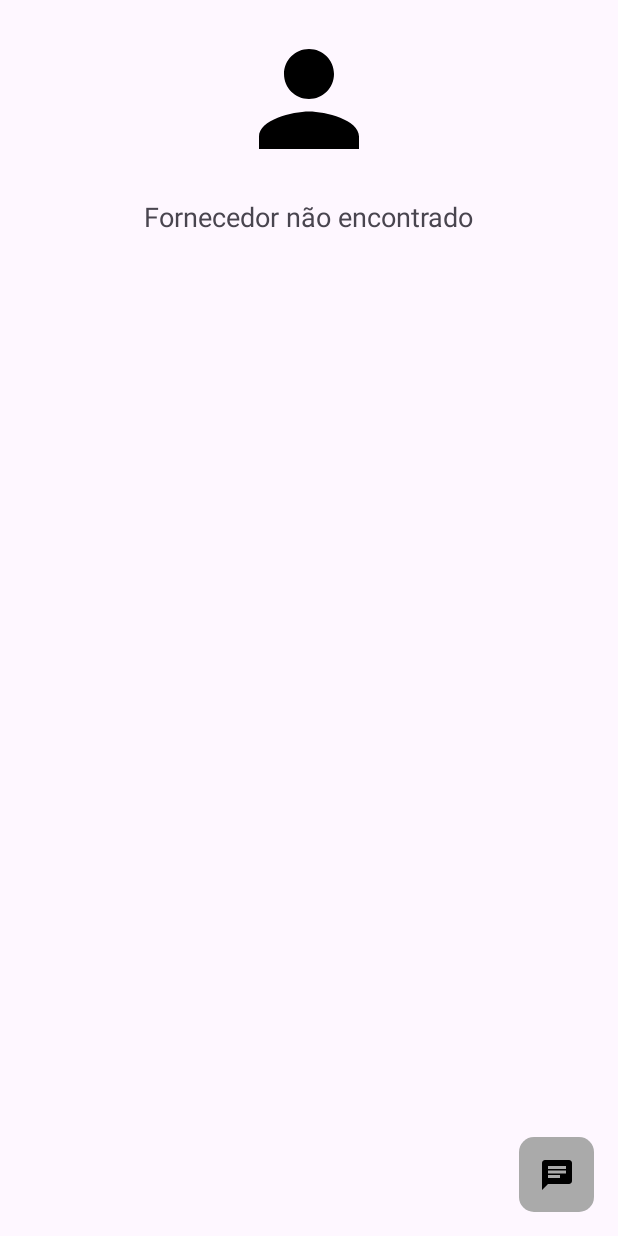
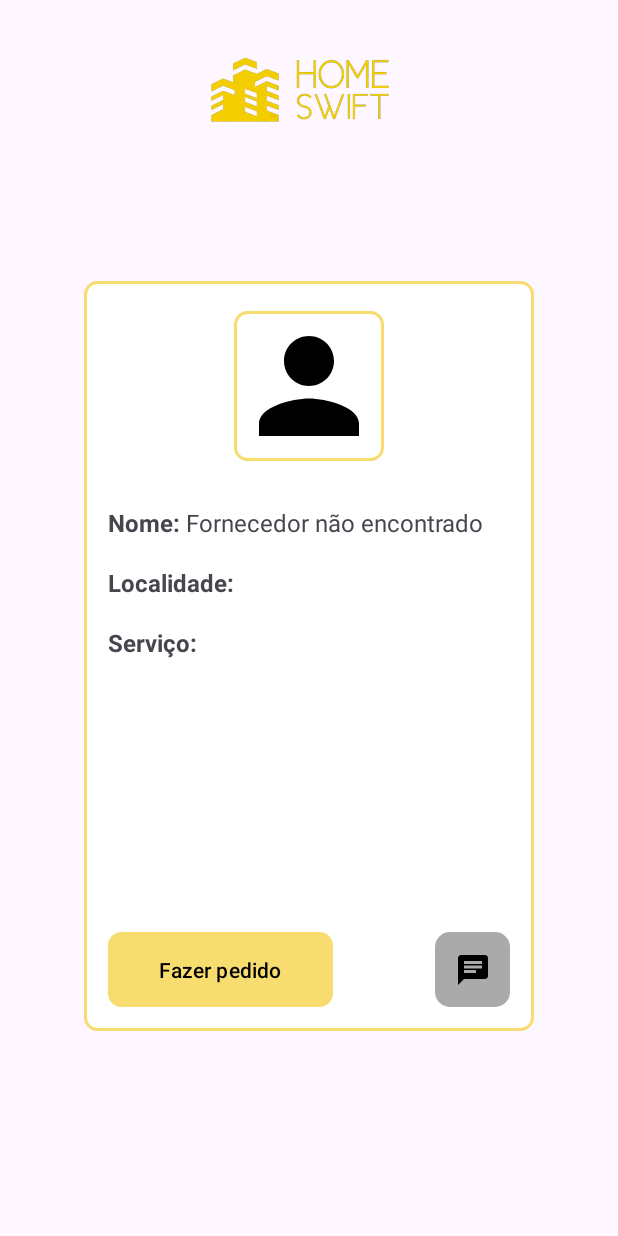
Before and after one commit to marcosv79/HomeSwift, an Android app: the ProviderPageActivity screen opened directly, with no data from a screen before it, on a phone screen of 412 x 824 dp. Run offline under Robolectric (Android 15) with nearby library versions, the phone set to English and light mode, and no system bars; our stand-ins replace Room's generated code.

Commit message:
layout e botão de pedidos (lógica não implementada)

```diff
--- a/app/src/main/java/pt/ipca/hs/ProviderPageActivity.kt
+++ b/app/src/main/java/pt/ipca/hs/ProviderPageActivity.kt
@@ -29,35 +29,31 @@ class ProviderPageActivity : AppCompatActivity() {
 
         val messagesButton = findViewById<ImageButton>(R.id.messagesbutamc)
         messagesButton.setOnClickListener {
-            // Ao clicar no botão, iniciar outra atividade ou fragmento
-            // Exemplo de iniciar outra atividade:
             val intent = Intent(this, Chat_Layout::class.java)
             startActivity(intent)
-
-            // Ou exemplo de iniciar um fragmento:
-            // val fragment = NovoFragmento()
-            // supportFragmentManager.beginTransaction().replace(R.id.container, fragment).commit()
         }
     }
 
     private fun updateUI(selectedProvider: User?) {
         val providerImageView = findViewById<ImageView>(R.id.providerImageView)
         val providerNameTextView = findViewById<TextView>(R.id.providerNameTextView)
-        val providerAddressTextView = findViewById<TextView>(R.id.providerAddressTextView)
+        val providerLocationTextView = findViewById<TextView>(R.id.providerLocationTextView)
+        val providerServiceTextView = findViewById<TextView>(R.id.providerServiceTextView)
 
         if (selectedProvider != null) {
             val providerName = selectedProvider.name
-            val providerAddress = selectedProvider.address
+            val providerAddress = selectedProvider.location
+            val providerService = selectedProvider.service
 
-            // Substitua ic_default_provider_icon pelo recurso real da imagem
             providerImageView.setImageResource(R.drawable.baseline_person_24)
             providerNameTextView.text = providerName
-            providerAddressTextView.text = providerAddress
+            providerLocationTextView.text = providerAddress
+            providerServiceTextView.text = providerService
         } else {
-            // Se o fornecedor não for encontrado, você pode exibir uma mensagem apropriada
             providerImageView.setImageResource(R.drawable.baseline_person_24)
             providerNameTextView.text = "Fornecedor não encontrado"
-            providerAddressTextView.text = ""
+            providerLocationTextView.text = ""
+            providerServiceTextView.text = ""
         }
     }
 }
--- a/app/src/main/res/layout/activity_chat_layout.xml
+++ b/app/src/main/res/layout/activity_chat_layout.xml
@@ -39,7 +39,7 @@
             android:layout_toStartOf="@+id/sendButton"
             android:layout_alignParentStart="true"
             android:layout_alignParentLeft="true"
-            android:hint="Escreva a Mensagem..."
+            android:hint="Escrever..."
             android:layout_centerVertical="true"
             android:layout_alignBaseline="@+id/sendButton" />
 
--- a/app/src/main/res/layout/activity_provider_page.xml
+++ b/app/src/main/res/layout/activity_provider_page.xml
@@ -8,36 +8,95 @@
     tools:context=".ProviderPageActivity">
 
     <ImageView
+        android:layout_width="400dp"
+        android:layout_height="120dp"
+        android:layout_gravity="center_horizontal"
+        android:src="@drawable/hs"
+        tools:ignore="MissingConstraints" />
+
+    <FrameLayout
+        android:id="@+id/frameLayout"
+        android:layout_width="300dp"
+        android:layout_height="500dp"
+        android:layout_gravity="center"
+        android:background="@drawable/rounded_et_bck"
+        android:layout_marginTop="150dp"
+        android:layout_marginBottom="100dp"
+        app:layout_constraintTop_toTopOf="parent"
+        app:layout_constraintBottom_toBottomOf="parent"
+        app:layout_constraintStart_toStartOf="parent"
+        app:layout_constraintEnd_toEndOf="parent">
+
+        <ImageView
             android:id="@+id/providerImageView"
             android:layout_width="100dp"
             android:layout_height="100dp"
+            android:layout_marginTop="20dp"
+            android:layout_gravity="center_horizontal"
             android:src="@drawable/baseline_person_24"
-        android:layout_marginTop="16dp"
-        app:layout_constraintTop_toTopOf="parent"
-        app:layout_constraintStart_toStartOf="parent"
-        app:layout_constraintEnd_toEndOf="parent"
+            android:background="@drawable/rounded_et_bck"
             tools:ignore="ContentDescription" />
+
+        <RelativeLayout
+            android:layout_width="match_parent"
+            android:layout_height="wrap_content"
+            android:layout_marginTop="130dp"
+            android:paddingStart="16dp"
+            android:paddingEnd="16dp"
+            android:paddingTop="20dp">
+
+            <TextView
+                android:id="@+id/providerNameLabel"
+                android:layout_width="wrap_content"
+                android:layout_height="wrap_content"
+                android:text="Nome: "
+                android:textSize="16sp"
+                android:textStyle="bold" />
 
             <TextView
                 android:id="@+id/providerNameTextView"
                 android:layout_width="wrap_content"
                 android:layout_height="wrap_content"
                 android:text=""
-        android:textSize="18sp"
-        android:layout_marginTop="16dp"
-        app:layout_constraintTop_toBottomOf="@id/providerImageView"
-        app:layout_constraintStart_toStartOf="parent"
-        app:layout_constraintEnd_toEndOf="parent" />
+                android:textSize="16sp"
+                android:layout_toEndOf="@id/providerNameLabel" />
 
             <TextView
-        android:id="@+id/providerAddressTextView"
+                android:id="@+id/providerLocationLabel"
+                android:layout_width="wrap_content"
+                android:layout_height="wrap_content"
+                android:text="Localidade: "
+                android:textSize="16sp"
+                android:textStyle="bold"
+                android:layout_marginTop="40dp"/>
+
+            <TextView
+                android:id="@+id/providerLocationTextView"
                 android:layout_width="wrap_content"
                 android:layout_height="wrap_content"
                 android:text=""
-        android:layout_marginTop="8dp"
-        app:layout_constraintTop_toBottomOf="@id/providerNameTextView"
-        app:layout_constraintStart_toStartOf="parent"
-        app:layout_constraintEnd_toEndOf="parent" />
+                android:textSize="16sp"
+                android:layout_marginTop="40dp"
+                android:layout_toEndOf="@id/providerLocationLabel" />
+
+            <TextView
+                android:id="@+id/providerServiceLabel"
+                android:layout_width="wrap_content"
+                android:layout_height="wrap_content"
+                android:text="Serviço: "
+                android:textSize="16sp"
+                android:textStyle="bold"
+                android:layout_marginTop="80dp"/>
+
+            <TextView
+                android:id="@+id/providerServiceTextView"
+                android:layout_width="wrap_content"
+                android:layout_height="wrap_content"
+                android:text=""
+                android:textSize="16sp"
+                android:layout_marginTop="80dp"
+                android:layout_toEndOf="@id/providerServiceLabel" />
+        </RelativeLayout>
 
         <ImageButton
             android:id="@+id/messagesbutamc"
@@ -47,10 +106,18 @@
             android:background="@drawable/shape_mensagens"
             android:contentDescription="@string/app_name"
             android:src="@drawable/baseline_chat_24"
-        app:layout_constraintBottom_toBottomOf="parent"
-        app:layout_constraintEnd_toEndOf="parent"
             android:layout_marginBottom="16dp"
             android:layout_marginEnd="16dp"
             tools:ignore="HardcodedText,TouchTargetSizeCheck" />
 
+        <Button
+            android:id="@+id/btnCreateOrder"
+            android:layout_width="150dp"
+            android:layout_height="50dp"
+            android:layout_marginBottom="16dp"
+            android:layout_marginStart="16dp"
+            android:layout_gravity="bottom|start"
+            android:text="Fazer pedido"
+            android:background="@drawable/rounded_et_bck"/>
+    </FrameLayout>
 </androidx.constraintlayout.widget.ConstraintLayout>
--- a/app/src/main/res/layout/fragment_amc_home.xml
+++ b/app/src/main/res/layout/fragment_amc_home.xml
@@ -15,23 +15,27 @@
         android:id="@+id/welcome_client_tv"
         android:layout_width="wrap_content"
         android:layout_height="wrap_content"
-        android:layout_gravity="center"
         android:text=""
         android:textSize="26dp"
-        android:layout_marginTop="-180dp"/>
+        android:layout_marginLeft="55dp"
+        android:layout_marginTop="120dp"/>
 
     <AutoCompleteTextView
         android:id="@+id/autoCompleteTextView_service_amc_home"
-        android:layout_width="match_parent"
-        android:layout_height="wrap_content"
+        android:layout_width="300dp"
+        android:layout_height="40dp"
         android:layout_marginTop="200dp"
-        android:hint="Pesquisar...."/>
+        android:layout_gravity="center_horizontal"
+        android:background="@drawable/rounded_et_bck"
+        android:paddingLeft="15dp"
+        android:hint="Pesquisar..."/>
 
     <ListView
         android:id="@+id/lv_service_amc_home"
         android:layout_width="300dp"
-        android:layout_height="350dp"
+        android:layout_height="250dp"
         android:layout_marginTop="300dp"
-        android:layout_gravity="center_horizontal" />
+        android:layout_gravity="center_horizontal"
+        android:background="@drawable/rounded_et_bck"/>
 
 </FrameLayout>
```
Lines whose indentation alone changed are shown as unchanged.
